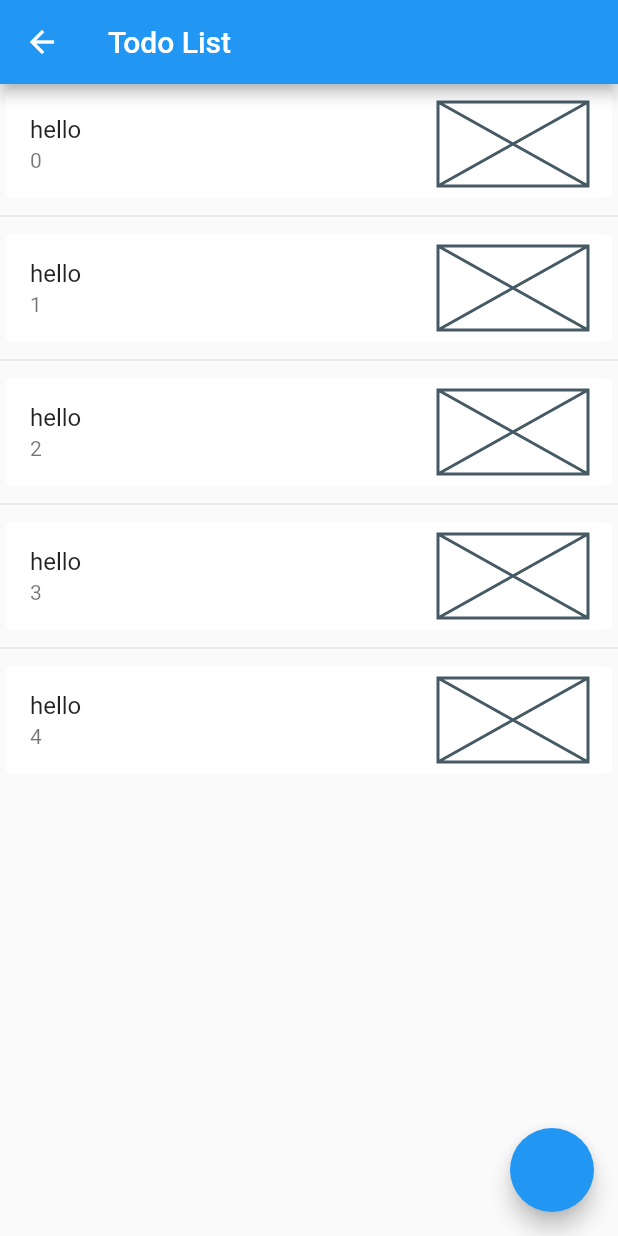
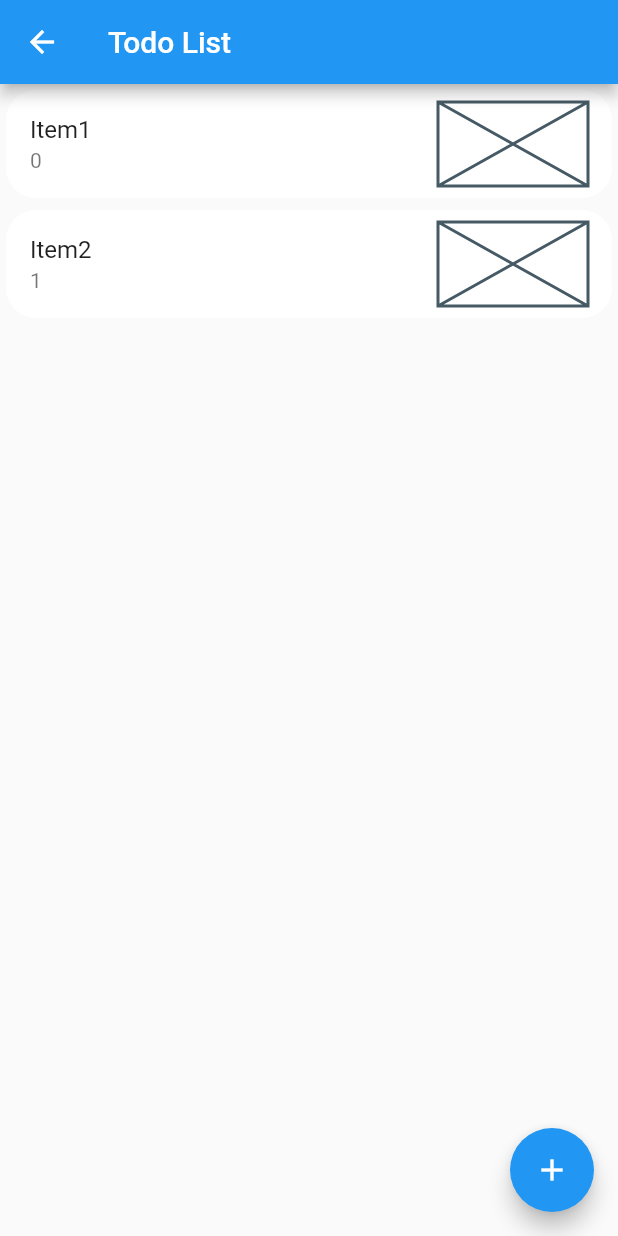
Before and after one commit to nossu3751/moim, a Flutter app: the TodoList screen opened directly, on a phone screen of 412 x 824 dp. Run offline on Flutter 3.47's test engine with Material 2 defaults, Android fonts, the phone set to English and light mode, and no system bars.

Commit message:
basic todo add remove function added

```diff
--- a/lib/main.dart
+++ b/lib/main.dart
@@ -2,6 +2,7 @@ import 'package:flutter/material.dart';
 import 'package:moimapp/widgets/highlight_text.dart';
 import 'package:moimapp/widgets/icon_button.dart';
 import 'package:moimapp/widgets/round_button.dart';
+import 'package:moimapp/widgets/todo.dart';
 
 void main() {
   runApp(MyApp());
--- a/lib/widgets/custom_card.dart
+++ b/lib/widgets/custom_card.dart
@@ -11,6 +11,9 @@ class CustomCard extends StatelessWidget{
   @override
   Widget build(BuildContext context) {
     return Card(
+      shape: RoundedRectangleBorder(
+        borderRadius: BorderRadius.circular(20)
+      ),
       elevation: 0,
       child: ListTile(
         title: Text(this.title),
--- a/lib/widgets/todo.dart
+++ b/lib/widgets/todo.dart
@@ -8,31 +8,74 @@ class TodoList extends StatefulWidget{
 }
 
 class _TodoListState extends State<TodoList> {
+  List todos = List();
+  String input = "";
+  @override
+  void initState() {
+    super.initState();
+    todos.add("Item1");
+    todos.add("Item2");
+  }
   @override
   Widget build(BuildContext context){
     return Scaffold(
       appBar: AppBar(
         title: Text("Todo List"),
       ),
-      floatingActionButton: FloatingActionButton(
-        onPressed: () {
+      floatingActionButton: _fabButton,
+      body: ListView.builder(
 
-        }
-      ),
-      body: ListView.separated(
-        itemCount: 5,
-
-        separatorBuilder: (context, index) {
-          return Divider();
-        },
-        itemBuilder: (context, index){
-          return CustomCard(
-            title: "hello",
+        itemCount: todos.length,
+        itemBuilder: (context, index) => Dismissible(
+          direction: DismissDirection.startToEnd,
+          onDismissed: (direction){
+            setState(() {
+              todos.removeAt(index);
+            });
+          },
+          key: Key(todos[index]),
+          child: CustomCard(
+            title: todos[index],
             subtitle: "$index",
             imageURL: "",
-          );
-        }
+          ),
+
+        )
       )
     );
   }
+
+  Widget get _fabButton => FloatingActionButton(
+      onPressed: () {
+        showDialog(
+          context: context,
+          builder: (BuildContext context){
+            return AlertDialog(
+              shape: RoundedRectangleBorder(
+                borderRadius:BorderRadius.all(Radius.circular(20))
+              ),
+              title: Text("Add Todo-item"),
+              content: TextField(
+                onChanged: (String value) {
+                  input = value;
+                }
+              ),
+              actions: <Widget>[
+                FlatButton(
+                  child: Text("Add"),
+                  onPressed: (){
+                    setState((){
+                      todos.add(input);
+                    });
+                    Navigator.of(context).pop();
+                  },
+                )
+              ]
+            );
+
+          }
+        );
+      },
+      child: Icon(Icons.add)
+  );
 }
```
